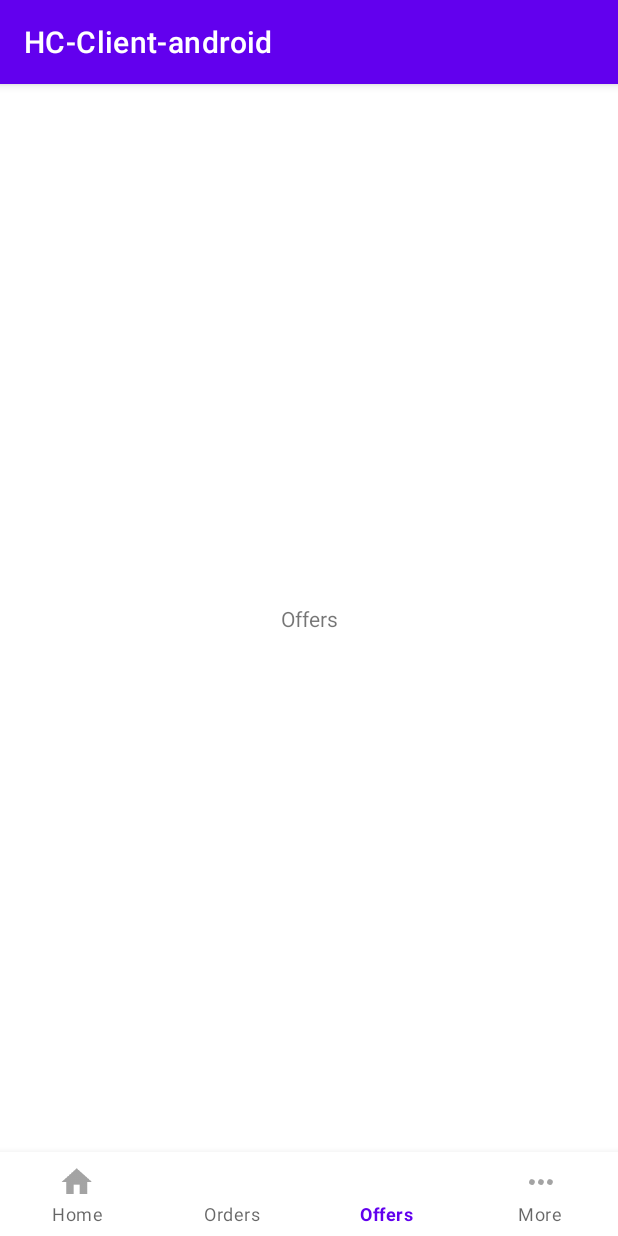
After one commit to abdul-mohsen/HC-Client-android, an Android app: the OffersFragment screen opened through its navigation route, on a phone screen of 412 x 824 dp. The commit adds this screen. Run offline under Robolectric (Android 15) with nearby library versions, the phone set to English and light mode, and no system bars; our stand-ins replace navigation-ui.

Commit message:
basic nnavigation is complete

```diff
--- /dev/null
+++ b/app/src/main/java/com/safcsp/foodstation/Client/HomeFragment.kt
@@ -0,0 +1,17 @@
+package com.safcsp.foodstation.Client
+
+import android.os.Bundle
+import android.view.LayoutInflater
+import android.view.View
+import android.view.ViewGroup
+import androidx.fragment.app.Fragment
+
+class HomeFragment: Fragment() {
+    override fun onCreateView(
+        inflater: LayoutInflater,
+        container: ViewGroup?,
+        savedInstanceState: Bundle?
+    ): View? {
+        return inflater.inflate(R.layout.home_fragment, container, false)
+    }
+}
--- a/app/src/main/java/com/safcsp/foodstation/Client/MainActivity.kt
+++ b/app/src/main/java/com/safcsp/foodstation/Client/MainActivity.kt
@@ -2,10 +2,29 @@ package com.safcsp.foodstation.Client
 
 import androidx.appcompat.app.AppCompatActivity
 import android.os.Bundle
+import android.util.Log
+import androidx.navigation.findNavController
+import androidx.navigation.ui.setupWithNavController
+import com.google.android.material.bottomnavigation.BottomNavigationView
+
+private const val TAG = "MainActivity"
 
 class MainActivity : AppCompatActivity() {
+    private lateinit var bottomNavigationView: BottomNavigationView
+
     override fun onCreate(savedInstanceState: Bundle?) {
         super.onCreate(savedInstanceState)
         setContentView(R.layout.activity_main)
+
+        bottomNavigationView = findViewById(R.id.bottom_navigation)
+    }
+
+    override fun onStart() {
+        super.onStart()
+
+        val navControl = findNavController(R.id.fragment)
+
+        bottomNavigationView.setupWithNavController(navControl)
+
     }
 }
--- /dev/null
+++ b/app/src/main/java/com/safcsp/foodstation/Client/OffersFragment.kt
@@ -0,0 +1,17 @@
+package com.safcsp.foodstation.Client
+
+import android.os.Bundle
+import android.view.LayoutInflater
+import android.view.View
+import android.view.ViewGroup
+import androidx.fragment.app.Fragment
+
+class OffersFragment: Fragment() {
+    override fun onCreateView(
+        inflater: LayoutInflater,
+        container: ViewGroup?,
+        savedInstanceState: Bundle?
+    ): View? {
+        return inflater.inflate(R.layout.offers_fragment, container, false)
+    }
+}
--- a/app/src/main/res/layout/activity_main.xml
+++ b/app/src/main/res/layout/activity_main.xml
@@ -1,16 +1,28 @@
 <?xml version="1.0" encoding="utf-8"?>
-<LinearLayout xmlns:android="http://schemas.android.com/apk/res/android"
+<RelativeLayout xmlns:android="http://schemas.android.com/apk/res/android"
     xmlns:app="http://schemas.android.com/apk/res-auto"
     xmlns:tools="http://schemas.android.com/tools"
     android:layout_width="match_parent"
     android:layout_height="match_parent"
     tools:context=".MainActivity">
 
-    <fragment
+
+    <androidx.fragment.app.FragmentContainerView
         android:id="@+id/fragment"
-        android:name="com.safcsp.foodstation.Client.BottomNavigationFragment"
+        android:name="androidx.navigation.fragment.NavHostFragment"
         android:layout_width="match_parent"
-        android:layout_height="64dp"
-        android:layout_gravity="bottom"
-        />
-</LinearLayout>
+        android:layout_height="match_parent"
+        app:defaultNavHost="true"
+        app:navGraph="@navigation/nav_graph"
+        android:layout_above="@id/bottom_navigation"/>
+
+    <com.google.android.material.bottomnavigation.BottomNavigationView
+        android:id="@+id/bottom_navigation"
+        android:layout_width="match_parent"
+        android:layout_height="wrap_content"
+        app:menu="@menu/bottom_navigation_menu"
+        app:labelVisibilityMode="labeled"
+        android:layout_alignParentBottom="true"/>
+
+
+</RelativeLayout>
--- /dev/null
+++ b/app/src/main/res/layout/offers_fragment.xml
@@ -0,0 +1,18 @@
+<?xml version="1.0" encoding="utf-8"?>
+<androidx.constraintlayout.widget.ConstraintLayout
+    xmlns:android="http://schemas.android.com/apk/res/android"
+    xmlns:app="http://schemas.android.com/apk/res-auto"
+    android:layout_width="match_parent"
+    android:layout_height="match_parent">
+
+    <TextView
+        android:id="@+id/textView"
+        android:layout_width="wrap_content"
+        android:layout_height="wrap_content"
+        android:text="@string/offers"
+        app:layout_constraintBottom_toBottomOf="parent"
+        app:layout_constraintEnd_toEndOf="parent"
+        app:layout_constraintStart_toStartOf="parent"
+        app:layout_constraintTop_toTopOf="parent" />
+
+</androidx.constraintlayout.widget.ConstraintLayout>
--- a/app/src/main/res/menu/bottom_navigation_menu.xml
+++ b/app/src/main/res/menu/bottom_navigation_menu.xml
@@ -1,20 +1,22 @@
 <?xml version="1.0" encoding="utf-8"?>
 <menu xmlns:android="http://schemas.android.com/apk/res/android">
     <item
-        android:id="@+id/page_1"
+        android:id="@+id/homeFragment"
         android:enabled="true"
         android:title="@string/home"
+        android:icon="@drawable/ic_home"
         />
     <item
-        android:id="@+id/page_2"
+        android:id="@+id/ordersFragment"
         android:enabled="true"
         android:title="@string/orders"/>
     <item
-        android:id="@+id/page_3"
+        android:id="@+id/offersFragment"
         android:enabled="true"
         android:title="@string/offers"/>
     <item
         android:id="@+id/page_4"
         android:enabled="true"
-        android:title="@string/more"/>
+        android:title="@string/more"
+        android:icon="@drawable/ic_more"/>
 </menu>
--- a/app/src/main/res/navigation/nav_graph.xml
+++ b/app/src/main/res/navigation/nav_graph.xml
@@ -3,11 +3,20 @@
     xmlns:app="http://schemas.android.com/apk/res-auto"
     xmlns:tools="http://schemas.android.com/tools"
     android:id="@+id/nav_graph"
-    app:startDestination="@id/bottomNavigationFragment">
-
+    app:startDestination="@id/homeFragment">
     <fragment
-        android:id="@+id/bottomNavigationFragment"
-        android:name="com.safcsp.foodstation.Client.BottomNavigationFragment"
-        android:label="BottomNavigationFragment"
-        tools:layout="@layout/bottom_navigation_fragment"/>
+        android:id="@+id/homeFragment"
+        android:name="com.safcsp.foodstation.Client.HomeFragment"
+        android:label="HomeFragment"
+        tools:layout="@layout/home_fragment"/>
+    <fragment
+        android:id="@+id/offersFragment"
+        android:name="com.safcsp.foodstation.Client.OffersFragment"
+        android:label="OffersFragment"
+        tools:layout="@layout/offers_fragment" />
+    <fragment
+        android:id="@+id/ordersFragment"
+        android:name="com.safcsp.foodstation.Client.OrdersFragment"
+        android:label="OrdersFragment"
+        tools:layout="@layout/orders_fragment"/>
 </navigation>
```
Also changed, not shown: app/src/main/java/com/safcsp/foodstation/Client/BottomNavigationFragment.kt (deleted, +0 -40 lines), app/src/main/java/com/safcsp/foodstation/Client/OrdersFragment.kt (added, +17 -0 lines), app/src/main/res/layout/bottom_navigation_fragment.xml (deleted, +0 -14 lines), app/src/main/res/layout/home_fragment.xml (added, +18 -0 lines), app/src/main/res/layout/orders_fragment.xml (added, +18 -0 lines).
